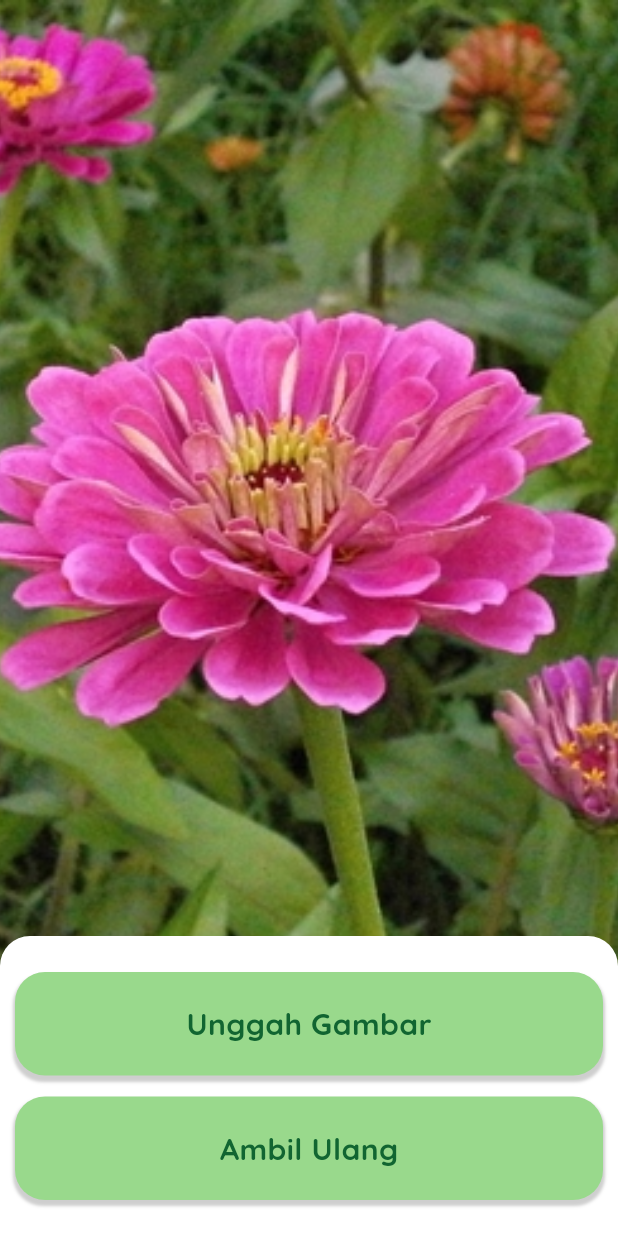
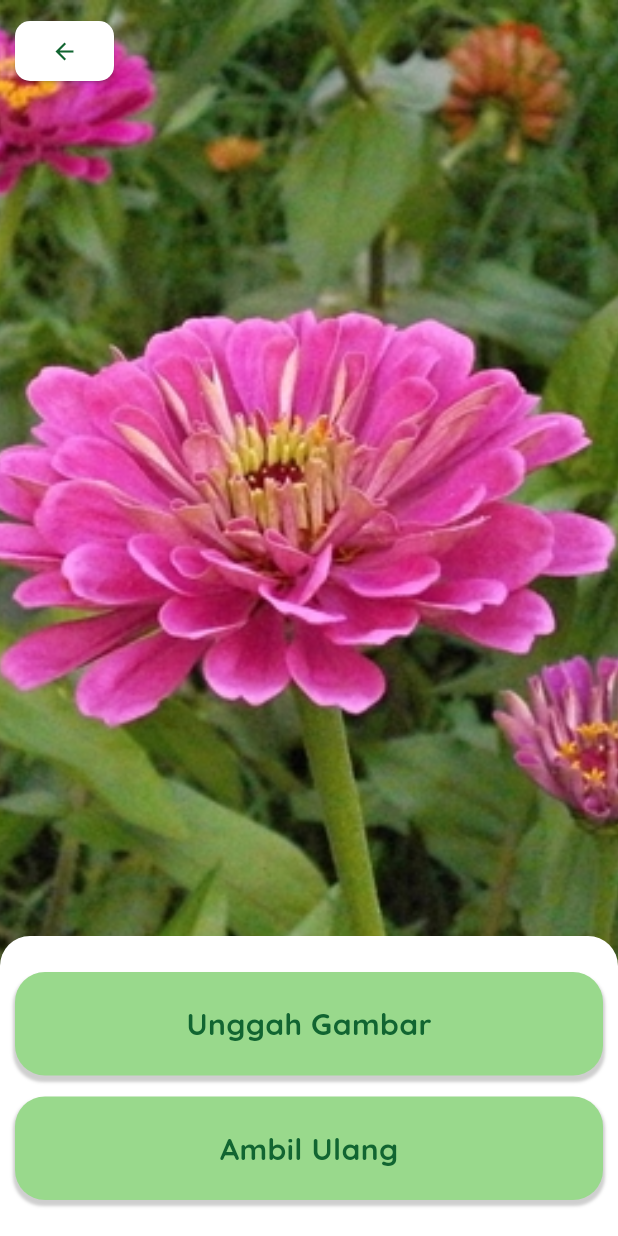
Before and after one commit to FieryInferno/aplikasi_pendeteksi_penyakit_tanaman, a Flutter app: the PreviewWidget screen opened directly, on a phone screen of 412 x 824 dp. Run offline on Flutter 3.47's test engine with Material 2 defaults, Android fonts, the phone set to English and light mode, and no system bars; our stand-ins replace image_picker.

Commit message:
Tambah back button di preview image

```diff
--- a/lib/main.dart
+++ b/lib/main.dart
@@ -1,5 +1,6 @@
 import 'package:flutter/material.dart';
 import 'package:aplikasi_pendeteksi_penyakit_tanaman/home.dart';
+import 'package:aplikasi_pendeteksi_penyakit_tanaman/pages/preview_widget.dart';
 
 void main() => runApp(const MyApp());
 
--- a/lib/pages/preview_widget.dart
+++ b/lib/pages/preview_widget.dart
@@ -18,6 +18,22 @@ class PreviewWidget extends StatelessWidget {
               child: Image.asset(
                 'assets/images/blog-1.jpg',
                 fit: BoxFit.cover,
+              ),
+            ),
+            Positioned(
+              top: 10,
+              left: 10,
+              child: ElevatedButton(
+                style: ElevatedButton.styleFrom(
+                  shape: RoundedRectangleBorder(
+                    borderRadius: BorderRadius.circular(10),
+                  ),
+                ),
+                onPressed: () => Navigator.pop(context),
+                child: const Icon(
+                  Icons.arrow_back,
+                  color: Color(0xFF116531),
+                ),
               ),
             ),
             Positioned(
```
